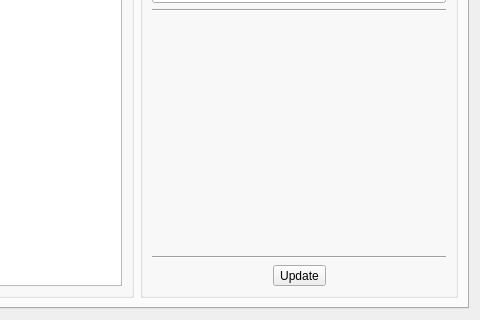
This is src/terralib/qt/plugins/mobile/qt/ui/BuilderFormsWizardPageForm.ui in claudiobogossian/terralib5 as Qt 5 draws it before an edit; both pictures show x 164 to 644 and y 162 to 482 of the 644 by 482 pixel window. The edited form follows.
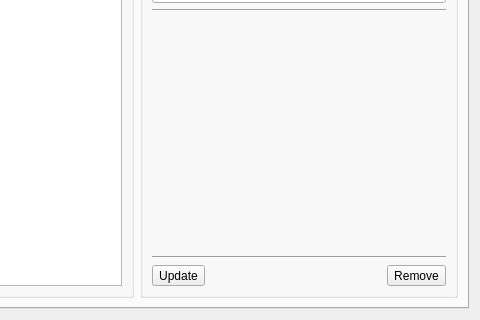
This is the edited form.

Commit message: added remove form item button

```diff
--- a/src/terralib/qt/plugins/mobile/qt/ui/BuilderFormsWizardPageForm.ui
+++ b/src/terralib/qt/plugins/mobile/qt/ui/BuilderFormsWizardPageForm.ui
@@ -655,19 +655,6 @@
                 <item row="1" column="0">
                  <layout class="QGridLayout" name="gridLayout_21">
                   <item row="0" column="0">
-                   <spacer name="horizontalSpacer_3">
-                    <property name="orientation">
-                     <enum>Qt::Horizontal</enum>
-                    </property>
-                    <property name="sizeHint" stdset="0">
-                     <size>
-                      <width>40</width>
-                      <height>20</height>
-                     </size>
-                    </property>
-                   </spacer>
-                  </item>
-                  <item row="0" column="1">
                    <widget class="QToolButton" name="m_saveFormItemToolButton">
                     <property name="text">
                      <string>Update</string>
@@ -677,7 +664,7 @@
                     </property>
                    </widget>
                   </item>
-                  <item row="0" column="2">
+                  <item row="0" column="1">
                    <spacer name="horizontalSpacer_4">
                     <property name="orientation">
                      <enum>Qt::Horizontal</enum>
@@ -690,6 +677,16 @@
                     </property>
                    </spacer>
                   </item>
+                  <item row="0" column="2">
+                   <widget class="QToolButton" name="m_removeFormItemToolButton">
+                    <property name="text">
+                     <string>Remove</string>
+                    </property>
+                    <property name="toolButtonStyle">
+                     <enum>Qt::ToolButtonTextBesideIcon</enum>
+                    </property>
+                   </widget>
+                  </item>
                  </layout>
                 </item>
                </layout>
```
The commit also changes 2 other files.
